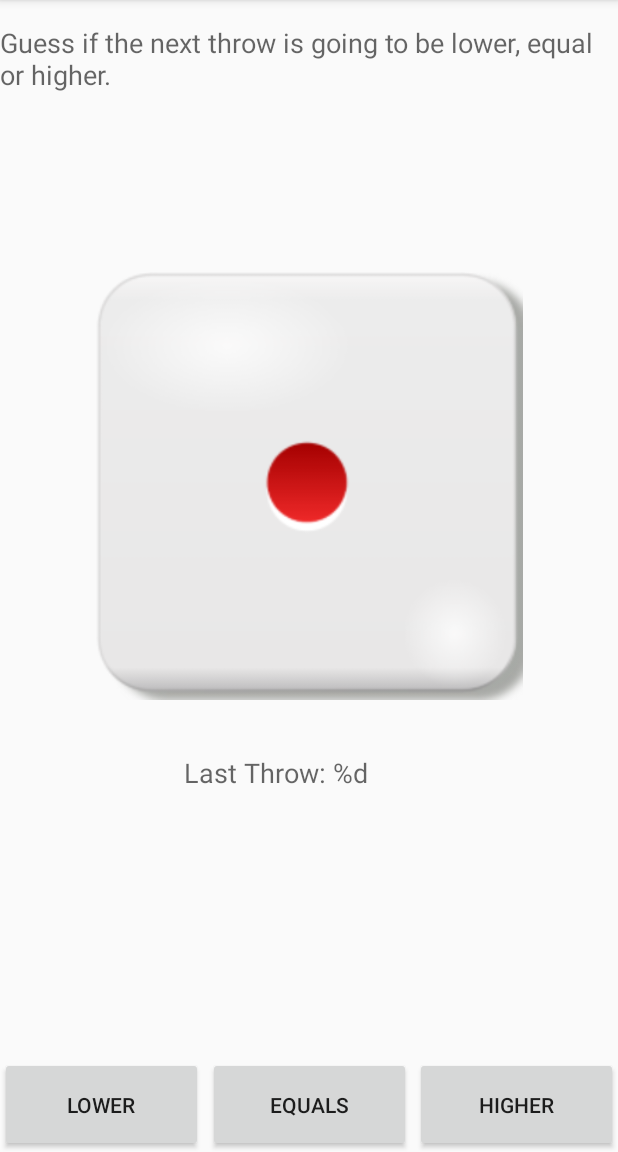
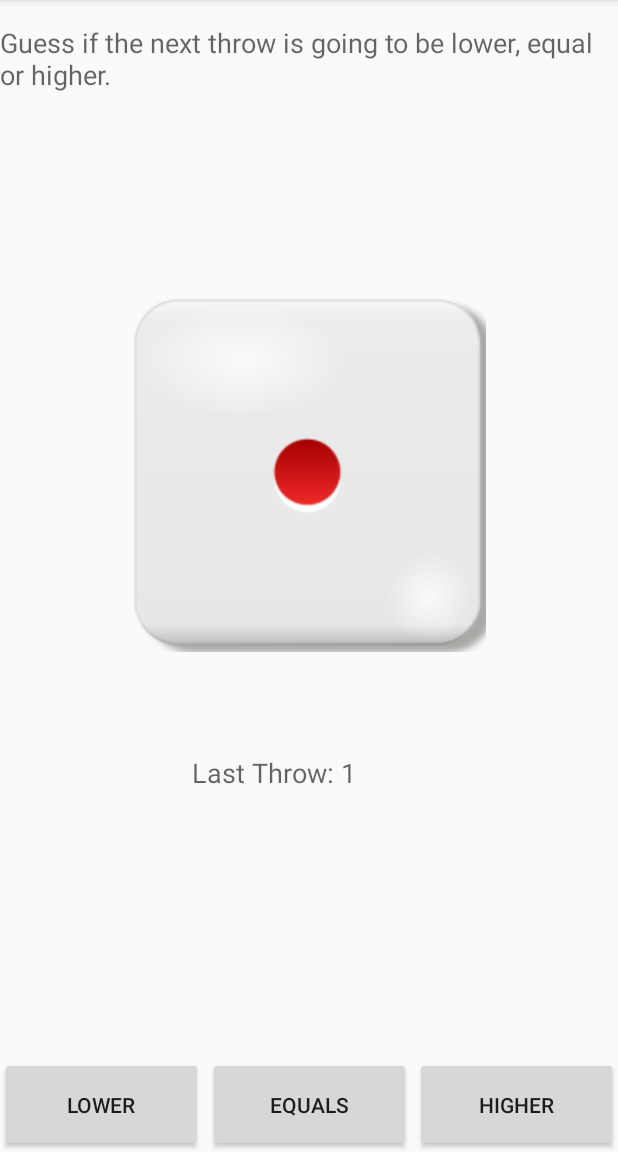
Before and after one commit to StijnLimonard/Madlevel1Task1, an Android app: the screen it shows after launch (HigherLowerActivity), on a phone screen of 412 x 824 dp, the part 84-1236 px from its top. Run offline under Robolectric (Android 15) with nearby library versions, the phone set to English and light mode, and no system bars.

Commit message:
fixed mistake, added changing images

```diff
--- a/app/src/main/java/com/example/madlevel1task1/HigherLowerActivity.kt
+++ b/app/src/main/java/com/example/madlevel1task1/HigherLowerActivity.kt
@@ -11,11 +11,13 @@ class HigherLowerActivity : AppCompatActivity() {
     private lateinit var binding: ActivityHigherLowerBinding
     private var currentThrow: Int = 1
     private var lastThrow: Int = 1
+    private var diceimages = arrayOf(R.drawable.dice1, R.drawable.dice2,R.drawable.dice3,R.drawable.dice4,R.drawable.dice5, R.drawable.dice6)
 
     override fun onCreate(savedInstanceState: Bundle?) {
         super.onCreate(savedInstanceState)
         binding = ActivityHigherLowerBinding.inflate(layoutInflater)
-        setContentView(R.layout.activity_higher_lower)
+        setContentView(binding.root)
+        initViews()
     }
 
     fun initViews(){
@@ -23,9 +25,12 @@ class HigherLowerActivity : AppCompatActivity() {
         binding.btnEqual.setOnClickListener(){ onEqualClick() }
         binding.btnHigher.setOnClickListener(){ onHigherClick() }
         binding.btnLower.setOnClickListener(){ onLowerClick() }
+        binding.diceImage.setOnClickListener(){updateUI()}
     }
     fun updateUI(){
         binding.lastThrowText.text = getString(R.string.last_throw, lastThrow)
+        binding.diceImage.setImageResource(diceimages[lastThrow-1])
+
     }
 
     private fun rollDice() {
@@ -69,13 +74,13 @@ class HigherLowerActivity : AppCompatActivity() {
 
     private fun onAnswerCorrect() {
         //Implement this function yourself!
-        Toast.makeText(this, getString(R.string.correctanswer),Toast.LENGTH_SHORT).show()
+        Toast.makeText(this, getString(R.string.correctanswer) +currentThrow,Toast.LENGTH_SHORT).show()
     }
 
     /**
      * Displays an incorrect Toast message.
      */
     private fun onAnswerIncorrect() {
-        Toast.makeText(this, getString(R.string.incorrectanswer),Toast.LENGTH_SHORT).show()
-    }
+        Toast.makeText(this, getString(R.string.incorrectanswer) +currentThrow,Toast.LENGTH_SHORT).show()
+        }
 }
--- a/app/src/main/res/layout/activity_higher_lower.xml
+++ b/app/src/main/res/layout/activity_higher_lower.xml
@@ -20,8 +20,9 @@
         app:layout_constraintVertical_bias="0.022" />
 
     <ImageView
-        android:layout_width="285dp"
-        android:layout_height="297dp"
+        android:id="@+id/diceImage"
+        android:layout_width="273dp"
+        android:layout_height="236dp"
         app:layout_constraintBottom_toBottomOf="parent"
         app:layout_constraintEnd_toEndOf="parent"
         app:layout_constraintStart_toStartOf="parent"
```
